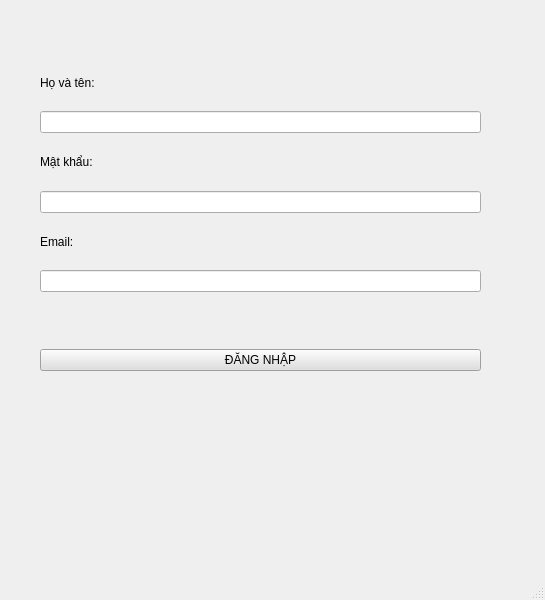
Qt form ui/login.ui (nguyenduclinh10101980-art/PTA39-SPCK) before a commit.
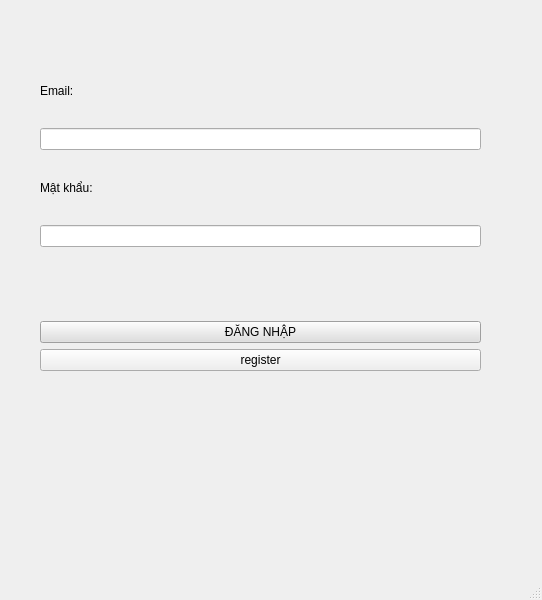
The same form after that commit. Icons and pictures are not drawn.

The edit to the form file:
```diff
--- a/ui/login.ui
+++ b/ui/login.ui
@@ -6,7 +6,7 @@
    <rect>
     <x>0</x>
     <y>0</y>
-    <width>545</width>
+    <width>542</width>
     <height>600</height>
    </rect>
   </property>
@@ -47,12 +47,12 @@
      </property>
      <layout class="QVBoxLayout" name="verticalLayout">
       <item>
-       <widget class="QLabel" name="label_2">
+       <widget class="QLabel" name="label_6">
         <property name="styleSheet">
-         <string notr="true">font: 75 12pt &quot;MS Shell Dlg 2&quot;;</string>
+         <string notr="true">font: 12pt &quot;MS Shell Dlg 2&quot;;</string>
         </property>
         <property name="text">
-         <string>Họ và tên:</string>
+         <string>Email:</string>
         </property>
        </widget>
       </item>
@@ -79,24 +79,14 @@
         <property name="cursor">
          <cursorShape>IBeamCursor</cursorShape>
         </property>
+        <property name="echoMode">
+         <enum>QLineEdit::Password</enum>
+        </property>
         <property name="cursorPosition">
          <number>0</number>
         </property>
        </widget>
       </item>
-      <item>
-       <widget class="QLabel" name="label_6">
-        <property name="styleSheet">
-         <string notr="true">font: 12pt &quot;MS Shell Dlg 2&quot;;</string>
-        </property>
-        <property name="text">
-         <string>Email:</string>
-        </property>
-       </widget>
-      </item>
-      <item>
-       <widget class="QLineEdit" name="lineEdit_4"/>
-      </item>
       <item>
        <widget class="QLabel" name="label_7">
         <property name="styleSheet">
@@ -120,6 +110,13 @@
         </property>
        </widget>
       </item>
+      <item>
+       <widget class="QPushButton" name="register_2">
+        <property name="text">
+         <string>register</string>
+        </property>
+       </widget>
+      </item>
      </layout>
     </widget>
     <widget class="QLabel" name="label">
```
Left out of the diff: 6 changed lines with no effect on the pictures.
